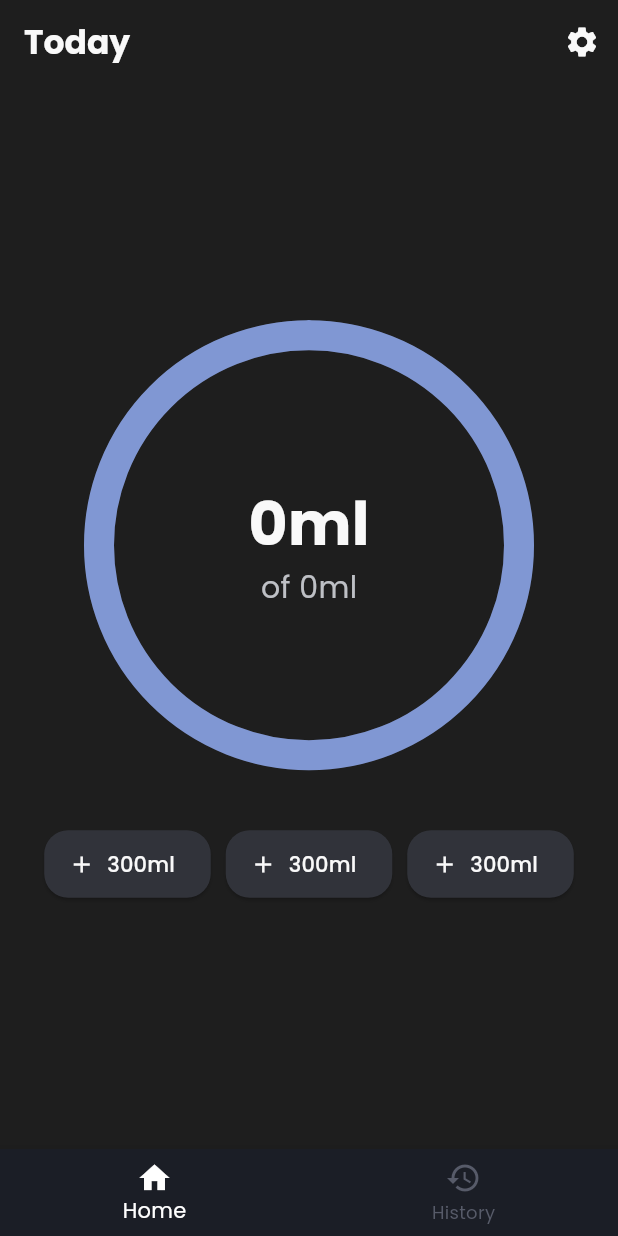
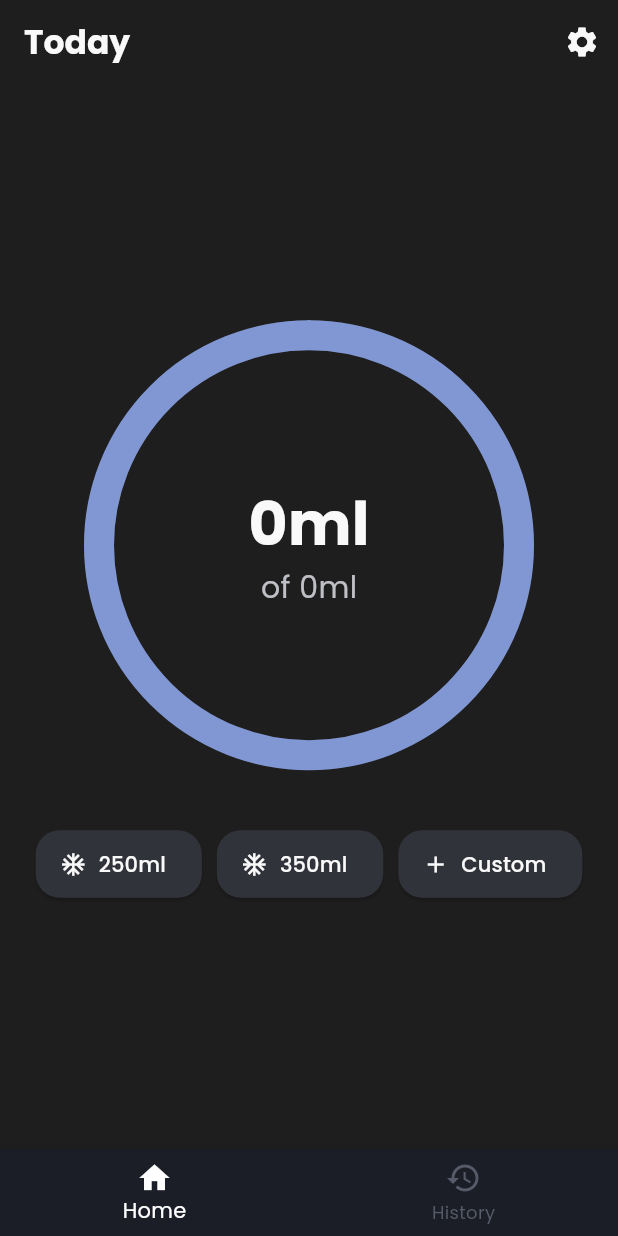
Before and after one commit to om1cael/Hidroly, a Flutter app: the HomePage screen opened directly, on a phone screen of 412 x 824 dp. Run offline on Flutter 3.47's test engine with Material 3 defaults, Android fonts, the phone set to English and light mode, and no system bars; our stand-ins replace flutter_svg, sqflite; accounts and stored records are empty.

Commit message:
feat(water_action_buttons): enhance button functionality and display dynamic labels

```diff
--- a/lib/widgets/home/water_action_buttons.dart
+++ b/lib/widgets/home/water_action_buttons.dart
@@ -1,6 +1,20 @@
 import 'package:flutter/material.dart';
+import 'package:hidroly/model/water_button.dart';
 
 class WaterActionButtons extends StatelessWidget {
+
+  List<WaterButton> get defaultButtons => [
+    WaterButton(amount: 250),
+    WaterButton(amount: 350)
+  ];
+
+  WaterButton get customAddButton => WaterButton(amount: 0, isCustomOption: true);
+
+  List<WaterButton> get allButtons => [
+    ...defaultButtons,
+    customAddButton,
+  ];
+
   const WaterActionButtons({
     super.key,
   });
@@ -14,8 +28,12 @@ class WaterActionButtons extends StatelessWidget {
         shrinkWrap: true,
         scrollDirection: Axis.horizontal,
         itemBuilder: (context, index) {
+          var button = allButtons[index];
+
           return ElevatedButton.icon(
-            onPressed: () => {},
+            onPressed: () {
+              if(button.isCustomOption) print('custom button');
+            },
             style: ElevatedButton.styleFrom(
               backgroundColor: Color(0xff31333A),
               shape: RoundedRectangleBorder(
@@ -23,11 +41,13 @@ class WaterActionButtons extends StatelessWidget {
               ),
             ),
             icon: Icon(
-              Icons.add,
+              button.isCustomOption == false
+              ? Icons.ac_unit : Icons.add,
               color: Color(0xffF9F9F9),
             ),
             label: Text(
-              '300ml',
+              button.isCustomOption == false
+              ? '${allButtons[index].amount}ml' : 'Custom',
               style: TextStyle(
                 color: Color(0xffF9F9F9),
               ),
@@ -35,7 +55,7 @@ class WaterActionButtons extends StatelessWidget {
           );
         },
         separatorBuilder: (context, index) => SizedBox(width: 10,),
-        itemCount: 3
+        itemCount: allButtons.length
       ),
     );
   }
```
